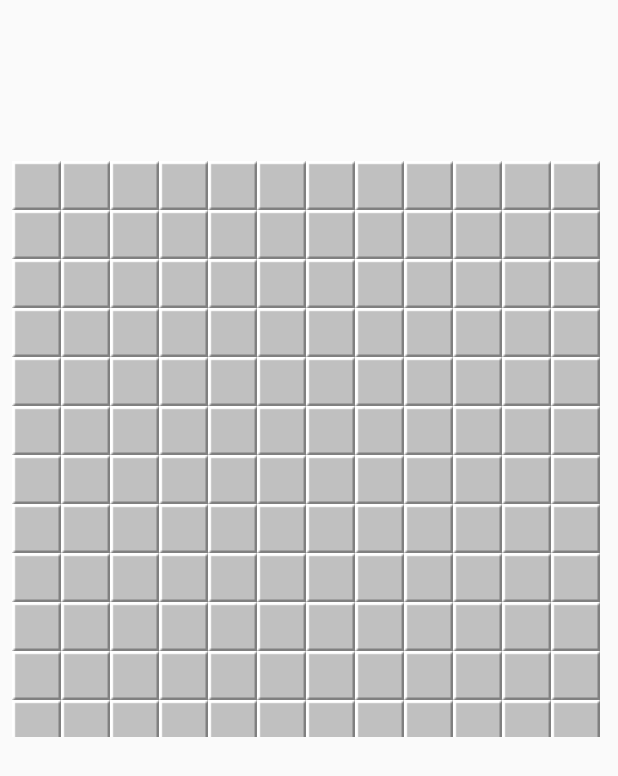
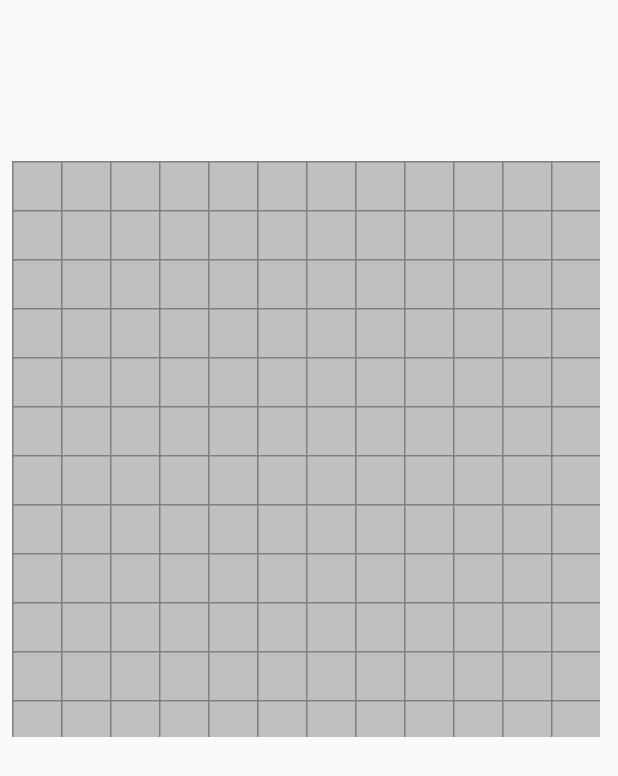
Before and after one commit to jzrlza/MobileSweeper, an Android app: the screen it shows after launch (MainActivity), on a phone screen of 412 x 824 dp. Shown: the top 776 px of the screen. Run offline under Robolectric (Android 15) with nearby library versions, the phone set to English and light mode, and no system bars.

Commit message:
From the actual game into the assistant of the gameplay for intermediate players who is moving on to be expert.

```diff
--- a/app/src/main/java/com/msassist/jbcom/minesweepassist/GameEngine.java
+++ b/app/src/main/java/com/msassist/jbcom/minesweepassist/GameEngine.java
@@ -21,6 +21,7 @@ public class GameEngine {
     public static final int BOMBS = 20;
     public static final int WIDTH = 12;
     public static final int HEIGHT = 12;
+    public int[][] GeneratedGrid;
 
     private Cell[][] MinesweeperGrid = new Cell[WIDTH][HEIGHT];
 
@@ -38,7 +39,8 @@ public class GameEngine {
         this.context = context;
 
         // create the grid and store it
-        int[][] GeneratedGrid = Generator.generate(BOMBS, WIDTH, HEIGHT);
+        //int[][] GeneratedGrid = Generator.generate(BOMBS, WIDTH, HEIGHT);
+        GeneratedGrid = Generator.generateEmpty(WIDTH, HEIGHT);
         PrintGrid.print(GeneratedGrid,WIDTH,HEIGHT);
         setGrid(context,GeneratedGrid);
     }
@@ -67,6 +69,7 @@ public class GameEngine {
     }
 
     public void click( int x , int y ){
+        /*
         if( x >= 0 && y >= 0 && x < WIDTH && y < HEIGHT && !getCellAt(x,y).isClicked() ){
             getCellAt(x,y).setClicked();
 
@@ -83,9 +86,26 @@ public class GameEngine {
             if( getCellAt(x,y).isBomb() ){
                 onGameLost();
             }
+        }*/
+
+        //checkEnd();
+
+        if( x >= 0 && y >= 0 && x < WIDTH && y < HEIGHT ){
+            //getCellAt(x,y).setClicked();
+
+            if( GeneratedGrid[x][y] >= 0 ){
+                //getCellAt(x,y).setValue(-1);
+                GeneratedGrid[x][y] = -1;
+            } else {
+                //getCellAt(x,y).setValue(0);
+                GeneratedGrid[x][y] = 0;
+            }
+            GeneratedGrid = Generator.calculateNeigbours(GeneratedGrid,WIDTH,HEIGHT);
+            setGrid(context,GeneratedGrid);
+            //getCellAt(x,y).invalidate();
+
+
         }
-
-        checkEnd();
     }
 
     private boolean checkEnd(){
--- a/app/src/main/java/com/msassist/jbcom/minesweepassist/util/Generator.java
+++ b/app/src/main/java/com/msassist/jbcom/minesweepassist/util/Generator.java
@@ -6,6 +6,12 @@ import java.util.Random;
  * Created by Marcell on 2016. 04. 01..
  */
 public class Generator {
+
+    public static int[][] generateEmpty( final int width , final int height){
+        int [][] grid = new int[width][height];
+
+        return grid;
+    }
 
     public static int[][] generate( int bombnumber , final int width , final int height){
         // Random for generating numbers
@@ -31,7 +37,7 @@ public class Generator {
         return grid;
     }
 
-    private static int[][] calculateNeigbours( int[][] grid , final int width , final int height){
+    public static int[][] calculateNeigbours( int[][] grid , final int width , final int height){
         for( int x = 0 ; x < width ; x++){
             for( int y = 0 ; y < height ; y++){
                 grid[x][y] = getNeighbourNumber(grid,x,y,width,height);
--- a/app/src/main/java/com/msassist/jbcom/minesweepassist/views/grid/BaseCell.java
+++ b/app/src/main/java/com/msassist/jbcom/minesweepassist/views/grid/BaseCell.java
@@ -9,7 +9,7 @@ public abstract class BaseCell extends View {
 
     private int value;
     private boolean isBomb;
-    private boolean isRevealed;
+    private boolean isRevealed = true;
     private boolean isClicked;
     private boolean isFlagged;
 
--- a/app/src/main/java/com/msassist/jbcom/minesweepassist/views/grid/Cell.java
+++ b/app/src/main/java/com/msassist/jbcom/minesweepassist/views/grid/Cell.java
@@ -30,6 +30,7 @@ public class Cell extends BaseCell implements View.OnClickListener, View.OnLongC
     protected void onDraw(Canvas canvas) {
         super.onDraw(canvas);
         Log.d("Minesweeper" , "Cell::onDraw");
+        /*
         drawButton(canvas);
 
         if( isFlagged() ){
@@ -46,6 +47,12 @@ public class Cell extends BaseCell implements View.OnClickListener, View.OnLongC
             }else{
                 drawButton(canvas);
             }
+        }
+        */
+        if( getValue() == -1 ){
+            drawBombExploded(canvas);
+        }else {
+            drawNumber(canvas);
         }
     }
 
```
